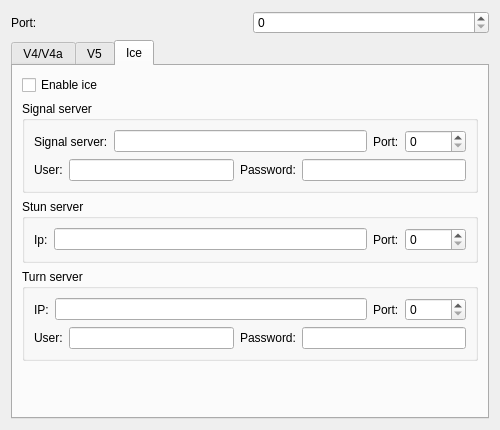
Above: Server/FrmSocket.ui from KangLin/RabbitProxyServer before the change. Below: the same form after it.
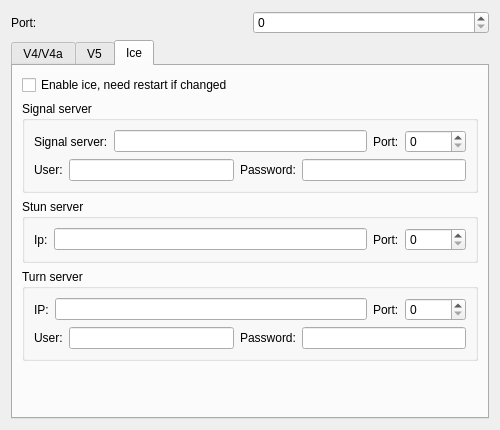
That is the form after the change.

Diff of the .ui file:
```diff
--- a/Server/FrmSocket.ui
+++ b/Server/FrmSocket.ui
@@ -322,7 +322,7 @@
        <item row="0" column="0">
         <widget class="QCheckBox" name="cbIce">
          <property name="text">
-          <string>Enable ice</string>
+          <string>Enable ice, need restart if changed</string>
          </property>
         </widget>
        </item>
```
